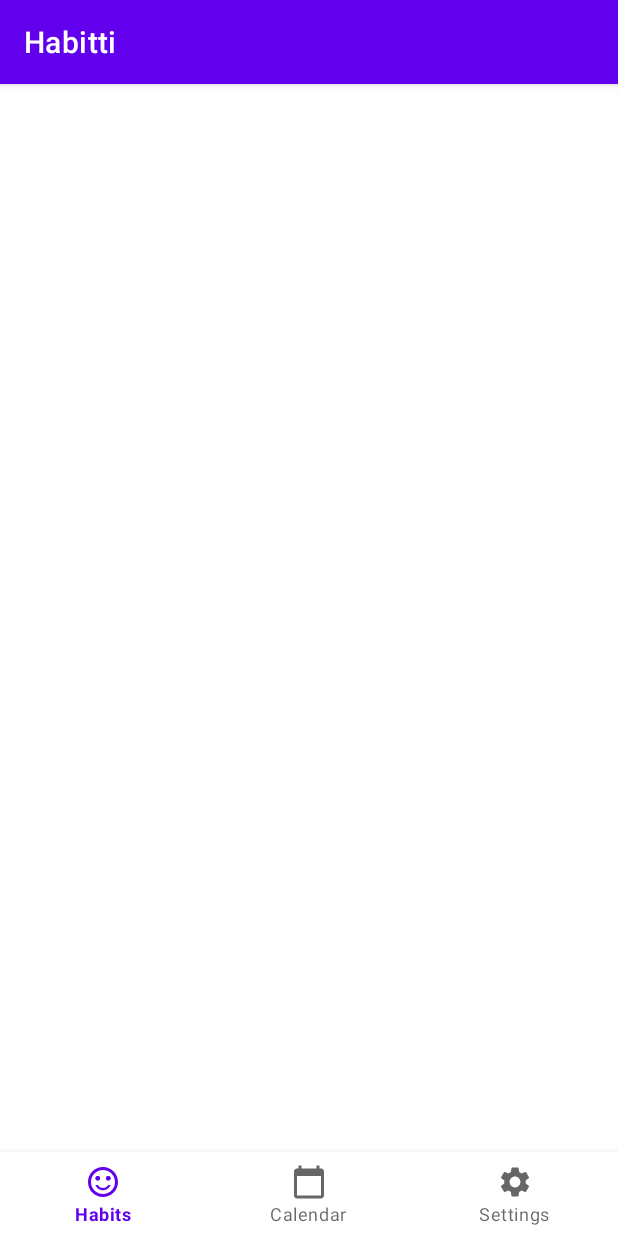
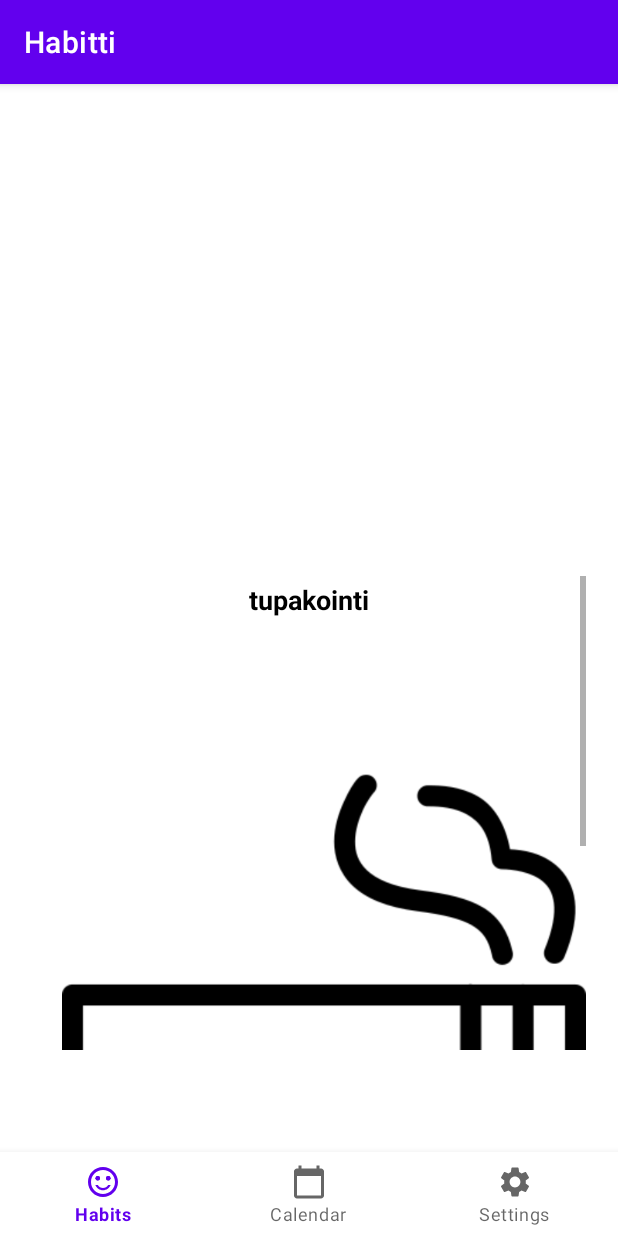
Before and after one commit to jervw/Habitti, an Android app: the screen it shows after launch (MainActivity), after a tap on "NEXT", on a phone screen of 412 x 824 dp. Run offline under Robolectric (Android 15) with nearby library versions, the phone set to English and light mode, and no system bars.

Commit message:
-Fixed listView

```diff
--- a/app/src/main/java/com/example/habitti/MainFragment.java
+++ b/app/src/main/java/com/example/habitti/MainFragment.java
@@ -1,6 +1,7 @@
 package com.example.habitti;
 
 import android.os.Bundle;
+import android.util.Log;
 import android.view.LayoutInflater;
 import android.view.View;
 import android.view.ViewGroup;
@@ -11,14 +12,13 @@ import androidx.annotation.NonNull;
 import androidx.annotation.Nullable;
 import androidx.fragment.app.Fragment;
 
-import java.util.ArrayList;
-
 public class MainFragment extends Fragment {
 
     @Nullable
     @Override
     public View onCreateView(@NonNull LayoutInflater inflater, @Nullable ViewGroup container, @Nullable Bundle savedInstanceState) {
 
+        Log.d("Tag", "OnCreate entered");
         View rootView = inflater.inflate(R.layout.fragment_main, container, false);
         //final ArrayList<HabbitsView> arrayList = new ArrayList<HabbitsView>();
 
--- a/app/src/main/res/layout/fragment_main.xml
+++ b/app/src/main/res/layout/fragment_main.xml
@@ -1,3 +1,23 @@
-<LinearLayout>
+<RelativeLayout xmlns:android="http://schemas.android.com/apk/res/android"
+    android:id="@+id/relativeLayout"
+    android:layout_width="match_parent"
+    android:layout_height="match_parent">
 
-</LinearLayout>
+    <ListView
+        android:id="@+id/listViewHabbits"
+        android:layout_width="370dp"
+        android:layout_height="wrap_content"
+        android:layout_alignParentStart="true"
+        android:layout_alignParentLeft="true"
+        android:layout_alignParentTop="true"
+        android:layout_alignParentEnd="true"
+        android:layout_alignParentRight="true"
+        android:layout_alignParentBottom="true"
+        android:layout_marginStart="21dp"
+        android:layout_marginLeft="21dp"
+        android:layout_marginTop="328dp"
+        android:layout_marginEnd="21dp"
+        android:layout_marginRight="21dp"
+        android:layout_marginBottom="68dp"
+        android:tag="listView" />
+</RelativeLayout>
```
